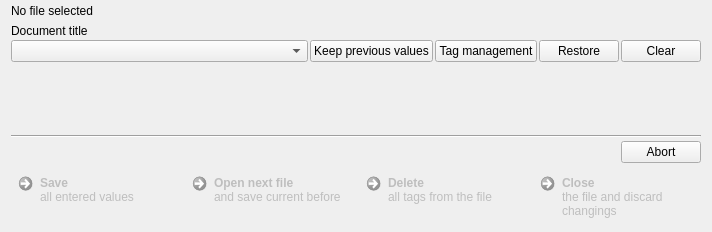
The window that gui/tageditorwidget.ui (Martchus/tageditor) describes before a commit, drawn with Qt 5.
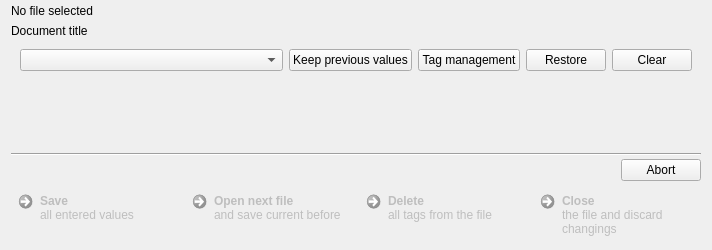
The same window after the commit. Icons and pictures are not drawn. Custom widgets are drawn as their Qt base class.

Commit message: Improve layout of TagEditorWidget

```diff
--- a/gui/tageditorwidget.ui
+++ b/gui/tageditorwidget.ui
@@ -40,7 +40,16 @@
      <property name="orientation">
       <enum>Qt::Vertical</enum>
      </property>
-     <widget class="QWidget" name="layoutWidget">
+     <property name="handleWidth">
+      <number>1</number>
+     </property>
+     <widget class="QWidget" name="editorWidget" native="true">
+      <property name="sizePolicy">
+       <sizepolicy hsizetype="Preferred" vsizetype="Preferred">
+        <horstretch>0</horstretch>
+        <verstretch>1</verstretch>
+       </sizepolicy>
+      </property>
       <layout class="QVBoxLayout" name="tagEditVerticalLayout">
        <property name="spacing">
         <number>2</number>
@@ -71,6 +80,13 @@
         </widget>
        </item>
        <item>
+        <widget class="QWidget" name="" native="true">
+         <property name="sizePolicy">
+          <sizepolicy hsizetype="Preferred" vsizetype="Maximum">
+           <horstretch>0</horstretch>
+           <verstretch>0</verstretch>
+          </sizepolicy>
+         </property>
         <layout class="QHBoxLayout" name="tagSelectionHorizontalLayout">
          <item>
           <widget class="QComboBox" name="tagSelectionComboBox">
@@ -180,9 +196,16 @@
           </widget>
          </item>
         </layout>
+        </widget>
        </item>
        <item>
         <widget class="QScrollArea" name="scrollArea">
+         <property name="sizePolicy">
+          <sizepolicy hsizetype="Expanding" vsizetype="MinimumExpanding">
+           <horstretch>0</horstretch>
+           <verstretch>0</verstretch>
+          </sizepolicy>
+         </property>
          <property name="frameShape">
           <enum>QFrame::NoFrame</enum>
          </property>
@@ -201,7 +224,14 @@
          <property name="alignment">
           <set>Qt::AlignLeading|Qt::AlignLeft|Qt::AlignTop</set>
          </property>
-         <widget class="QStackedWidget" name="stackedWidget"/>
+         <widget class="QStackedWidget" name="stackedWidget">
+          <property name="sizePolicy">
+           <sizepolicy hsizetype="Preferred" vsizetype="Maximum">
+            <horstretch>0</horstretch>
+            <verstretch>0</verstretch>
+           </sizepolicy>
+          </property>
+         </widget>
         </widget>
        </item>
       </layout>
```
Left out of the diff: 6 changed lines with no effect on the pictures. Lines whose indentation alone changed are shown as unchanged. The commit also changes 1 other file.
